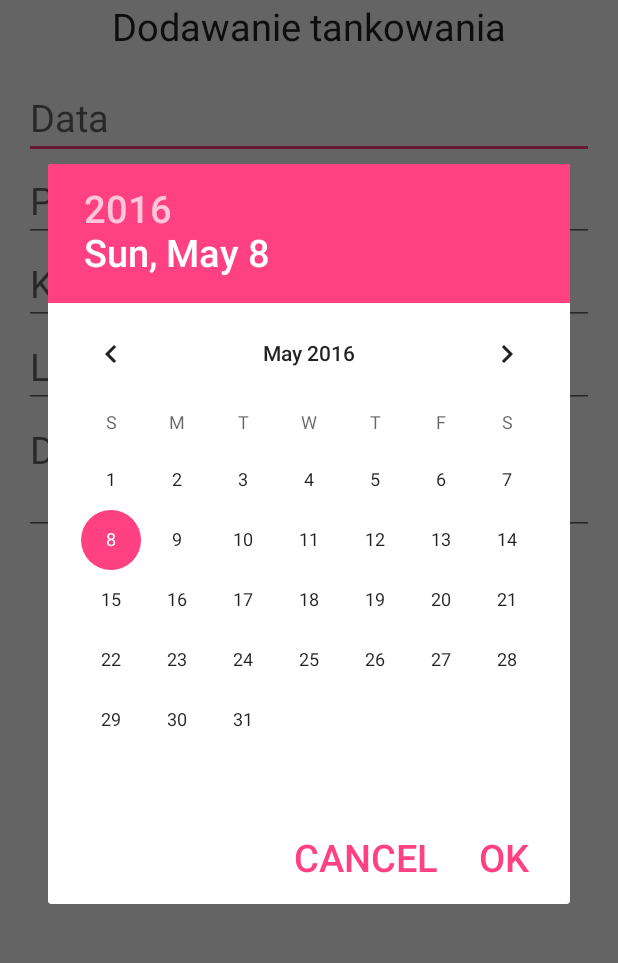
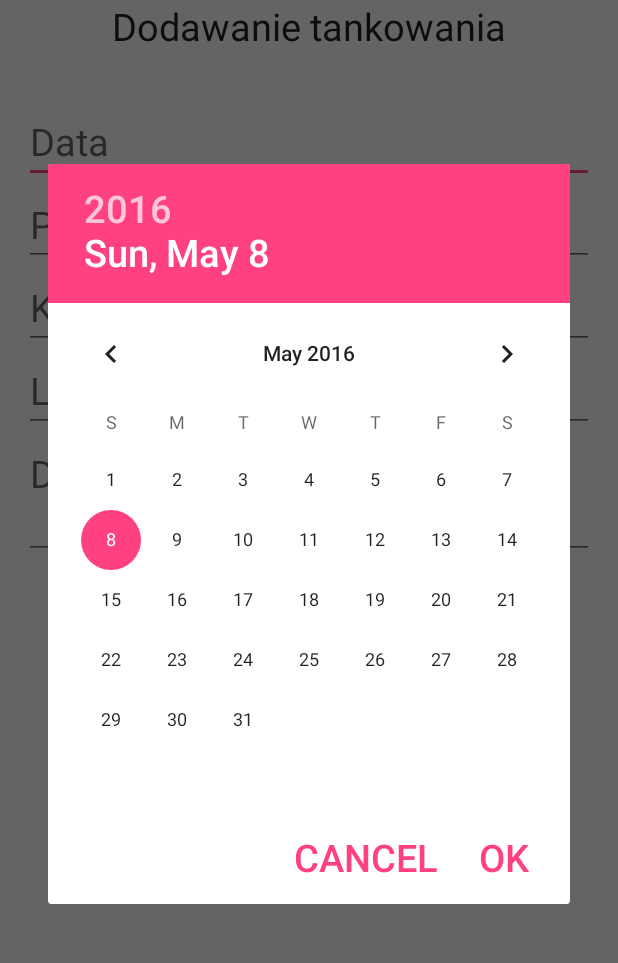
Before and after one commit to simur407/ZPI-AutoAssist, an Android app: the RefuelingAddActivity screen opened directly, with no data from a screen before it, on a phone screen of 412 x 824 dp, the part 84-1047 px from its top. Run offline under Robolectric (Android 15) with nearby library versions, the phone set to English and light mode, and no system bars; libraries missing offline, so code that uses them is left out: com.rafalzajfert.androidlogger; 1 statement that could not run was skipped.

Commit message:
Dodanie walidacji na długość inta przebiegu, dodanie scroll view (dodawanie serwisów i tankowań)

```diff
--- a/app/src/main/res/layout/activity_refueling_add.xml
+++ b/app/src/main/res/layout/activity_refueling_add.xml
@@ -2,10 +2,7 @@
 <RelativeLayout xmlns:android="http://schemas.android.com/apk/res/android"
     android:layout_width="match_parent"
     android:layout_height="match_parent"
-    android:layout_marginTop="@dimen/activity_vertical_margin"
-    android:paddingLeft="@dimen/activity_horizontal_margin"
-    android:paddingRight="@dimen/activity_horizontal_margin">
-
+    android:layout_marginTop="@dimen/activity_vertical_margin">
     <TextView
         android:id="@+id/refuel_add_label"
         android:layout_width="wrap_content"
@@ -15,11 +12,22 @@
         android:text="@string/refuel_add_label"
         android:textAppearance="?android:attr/textAppearanceLarge" />
 
+    <ScrollView
+        android:layout_width="match_parent"
+        android:layout_height="match_parent"
+        android:layout_below="@id/refuel_add_label">
+
+        <RelativeLayout
+            android:layout_width="match_parent"
+            android:layout_height="match_parent"
+            android:layout_marginTop="@dimen/activity_vertical_margin"
+            android:paddingLeft="@dimen/activity_horizontal_margin"
+            android:paddingRight="@dimen/activity_horizontal_margin">
+
     <EditText
         android:id="@+id/refuel_date"
         android:layout_width="match_parent"
         android:layout_height="wrap_content"
-        android:layout_below="@+id/refuel_add_label"
         android:hint="@string/date_label"
         android:inputType="date" />
 
@@ -58,4 +66,6 @@
         android:hint="@string/refuel_description_label"
         android:inputType="textMultiLine"
         android:lines="2" />
+        </RelativeLayout>
+    </ScrollView>
 </RelativeLayout>
```
Also changed, not shown: app/src/main/java/pl/edu/pwr/zpi/autoasystent/view/activity/AddServiceActivity.java (+10 -6 lines), app/src/main/java/pl/edu/pwr/zpi/autoasystent/view/activity/RefuelingAddActivity.java (+4 -4 lines), app/src/main/res/layout/activity_service_add.xml (+13 -4 lines).
